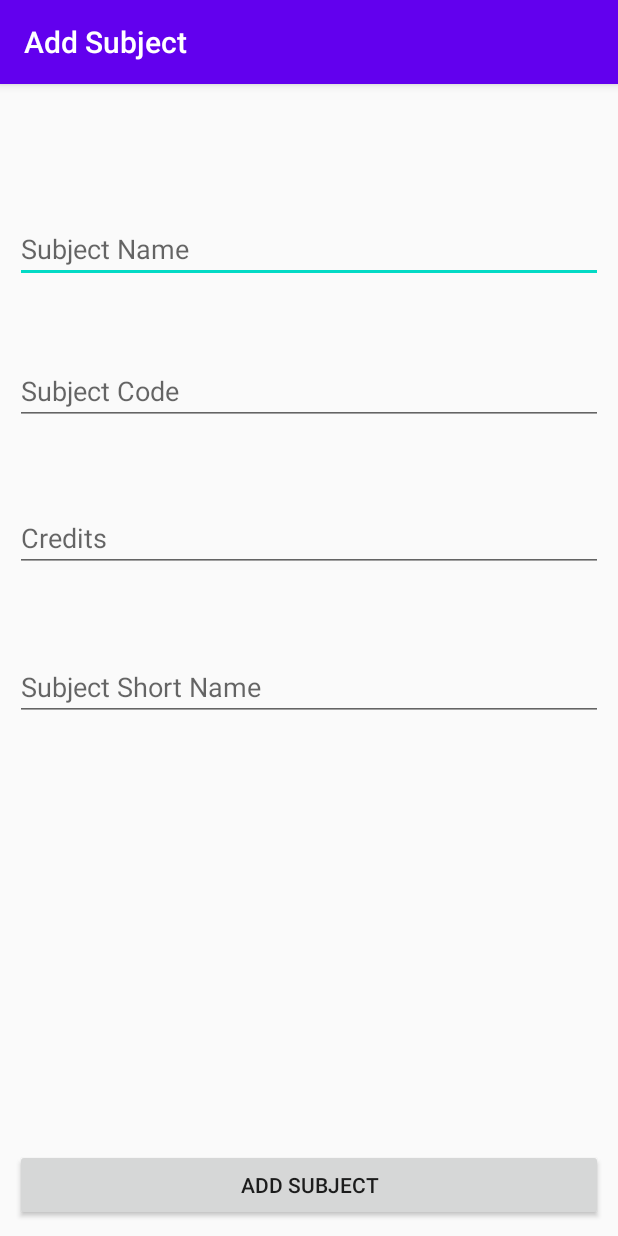
After one commit to tarunlahrod/Student-Evaluation-Project, an Android app: the AddSubjectsActivity screen opened directly, with no data from a screen before it, on a phone screen of 412 x 824 dp. The commit adds this screen. Run offline under Robolectric (Android 15) with nearby library versions, the phone set to English and light mode, and no system bars.

Commit message:
Added Subject Activities (in progress) 1. Subjects being added to Firebase, but already existing check is not working.

```diff
--- a/app/src/main/AndroidManifest.xml
+++ b/app/src/main/AndroidManifest.xml
@@ -9,7 +9,9 @@
         android:roundIcon="@mipmap/ic_launcher_round"
         android:supportsRtl="true"
         android:theme="@style/AppTheme">
-        <activity android:name=".FacultyEvaluationActivity"></activity>
+        <activity android:name=".FacultySubjectsActivity"></activity>
+        <activity android:name=".AddSubjectsActivity" />
+        <activity android:name=".FacultyEvaluationActivity" />
         <activity android:name=".StudentEvaluationActivity" />
         <activity android:name=".UserProfileActivity" />
         <activity android:name=".AddUserDetailsActivity" />
--- /dev/null
+++ b/app/src/main/java/com/example/studentevaluationproject/AddSubjectsActivity.java
@@ -0,0 +1,103 @@
+package com.example.studentevaluationproject;
+
+import androidx.appcompat.app.AppCompatActivity;
+
+import android.content.Intent;
+import android.os.Bundle;
+import android.view.View;
+import android.widget.Button;
+import android.widget.EditText;
+import android.widget.Toast;
+
+public class AddSubjectsActivity extends AppCompatActivity {
+
+    private Button addSubjectButton;
+    private EditText subjectNameEditText, subjectCodeEditText, subjectCreditsEditText, subjectShortNameEditText;
+
+    private String sub_name, sub_code, sub_short_name;
+    private int sub_credits;
+
+    @Override
+    protected void onCreate(Bundle savedInstanceState) {
+        super.onCreate(savedInstanceState);
+        setContentView(R.layout.activity_add_subjects);
+        getSupportActionBar().setTitle("Add Subject");
+
+        addSubjectButton = (Button) findViewById(R.id.addSubjectButton);
+        subjectNameEditText = (EditText) findViewById(R.id.subjectNameEditText);
+        subjectCodeEditText = (EditText) findViewById(R.id.subjectCodeEditText);
+        subjectCreditsEditText = (EditText) findViewById(R.id.subjectCreditsEditText);
+        subjectShortNameEditText = (EditText) findViewById(R.id.subjectShortNameEditText);
+
+        addSubjectButton.setOnClickListener(new View.OnClickListener() {
+            @Override
+            public void onClick(View v) {
+                if(allDetailsFilledCorrectly()) {
+                    Subject_class new_subject = new Subject_class(sub_name, sub_code, sub_credits, sub_short_name);
+
+                    if(new_subject.checkFirebaseExists()) {
+                        generateToast("Subject with same code already exists");
+                    }
+                    else {
+                        new_subject.addSubjectToFirebase();
+                        Intent intent = new Intent(getApplicationContext(), FacultySubjectsActivity.class);
+                        startActivity(intent);
+                        finish();
+                    }
+                }
+            }
+        });
+    }
+
+    private boolean allDetailsFilledCorrectly() {
+
+        // Subject name validation
+        if(subjectNameEditText.getText().toString().isEmpty()) {
+            generateToast("Enter subject name");
+            return false;
+        }
+        else {
+            sub_name = subjectNameEditText.getText().toString();
+        }
+
+        // Subject code validation
+        if(subjectCodeEditText.getText().toString().isEmpty()) {
+            generateToast("Enter subject code");
+            return false;
+        }
+        else {
+            sub_code = subjectCodeEditText.getText().toString();
+        }
+
+        // Subject credits validation
+        if(subjectCreditsEditText.getText().toString().isEmpty()) {
+            generateToast("Enter credits");
+            return  false;
+        }
+        String credit_value = subjectCreditsEditText.getText().toString();
+        int value = Integer.parseInt(credit_value);
+        if(value < 1 || value > 4) {
+            generateToast("Enter credit value between 1 to 4");
+            return false;
+        }
+        else {
+            sub_credits = value;
+        }
+
+        // Subject short name validation
+        if(subjectShortNameEditText.getText().toString().isEmpty()) {
+            generateToast("Enter short name");
+            return false;
+        }
+        else {
+            sub_short_name = subjectShortNameEditText.getText().toString();
+        }
+
+        // All details are correct, return true
+        return true;
+    }
+
+    private void generateToast(String msg) {
+        Toast.makeText(getApplicationContext(), msg, Toast.LENGTH_SHORT).show();
+    }
+}
--- /dev/null
+++ b/app/src/main/res/layout/activity_add_subjects.xml
@@ -0,0 +1,81 @@
+<?xml version="1.0" encoding="utf-8"?>
+<androidx.constraintlayout.widget.ConstraintLayout xmlns:android="http://schemas.android.com/apk/res/android"
+    xmlns:app="http://schemas.android.com/apk/res-auto"
+    xmlns:tools="http://schemas.android.com/tools"
+    android:layout_width="match_parent"
+    android:layout_height="match_parent"
+    tools:context=".AddSubjectsActivity"
+    android:padding="10dp">
+
+    <EditText
+        android:id="@+id/subjectNameEditText"
+        android:layout_width="0dp"
+        android:layout_height="wrap_content"
+        android:ems="10"
+        android:hint="Subject Name"
+        android:inputType="textPersonName"
+        android:textAllCaps="true"
+        app:layout_constraintBottom_toBottomOf="parent"
+        app:layout_constraintEnd_toEndOf="parent"
+        app:layout_constraintHorizontal_bias="0.0"
+        app:layout_constraintStart_toStartOf="parent"
+        app:layout_constraintTop_toTopOf="parent"
+        app:layout_constraintVertical_bias="0.11" />
+
+    <EditText
+        android:id="@+id/subjectCodeEditText"
+        android:layout_width="0dp"
+        android:layout_height="wrap_content"
+        android:ems="10"
+        android:hint="Subject Code"
+        android:inputType="textPersonName"
+        android:textAllCaps="true"
+        app:layout_constraintBottom_toBottomOf="parent"
+        app:layout_constraintEnd_toEndOf="parent"
+        app:layout_constraintHorizontal_bias="0.0"
+        app:layout_constraintStart_toStartOf="parent"
+        app:layout_constraintTop_toBottomOf="@+id/subjectNameEditText"
+        app:layout_constraintVertical_bias="0.085" />
+
+    <EditText
+        android:id="@+id/subjectCreditsEditText"
+        android:layout_width="0dp"
+        android:layout_height="wrap_content"
+        android:ems="10"
+        android:hint="Credits"
+        android:inputType="number"
+        app:layout_constraintBottom_toBottomOf="parent"
+        app:layout_constraintEnd_toEndOf="parent"
+        app:layout_constraintHorizontal_bias="0.0"
+        app:layout_constraintStart_toStartOf="parent"
+        app:layout_constraintTop_toBottomOf="@+id/subjectCodeEditText"
+        app:layout_constraintVertical_bias="0.108" />
+
+    <EditText
+        android:id="@+id/subjectShortNameEditText"
+        android:layout_width="0dp"
+        android:layout_height="wrap_content"
+        android:ems="10"
+        android:textAllCaps="true"
+        android:hint="Subject Short Name"
+        android:inputType="textPersonName"
+        app:layout_constraintBottom_toBottomOf="parent"
+        app:layout_constraintEnd_toEndOf="parent"
+        app:layout_constraintHorizontal_bias="1.0"
+        app:layout_constraintStart_toStartOf="parent"
+        app:layout_constraintTop_toBottomOf="@+id/subjectCreditsEditText"
+        app:layout_constraintVertical_bias="0.139" />
+
+    <Button
+        android:id="@+id/addSubjectButton"
+        android:layout_width="0dp"
+        android:layout_height="wrap_content"
+        android:text="Add Subject"
+        app:layout_constraintBottom_toBottomOf="parent"
+        app:layout_constraintEnd_toEndOf="parent"
+        app:layout_constraintHorizontal_bias="0.0"
+        app:layout_constraintStart_toStartOf="parent"
+        app:layout_constraintTop_toTopOf="parent"
+        app:layout_constraintVertical_bias="1.0" />
+
+</androidx.constraintlayout.widget.ConstraintLayout>
```
Also changed, not shown: app/src/main/java/com/example/studentevaluationproject/FacultyEvaluationActivity.java (+18 -0 lines), app/src/main/java/com/example/studentevaluationproject/FacultySubjectsActivity.java (added, +66 -0 lines), app/src/main/java/com/example/studentevaluationproject/Subject_class.java (added, +98 -0 lines), app/src/main/res/layout/activity_faculty_subjects.xml (added, +31 -0 lines), app/src/main/res/menu/add_subject.xml (added, +11 -0 lines), app/src/main/res/menu/view_subjects.xml (added, +9 -0 lines), app/src/main/res/drawable/baseline_add_white_24dp.png (added), app/src/main/res/drawable/baseline_menu_book_white_24dp.png (added).
